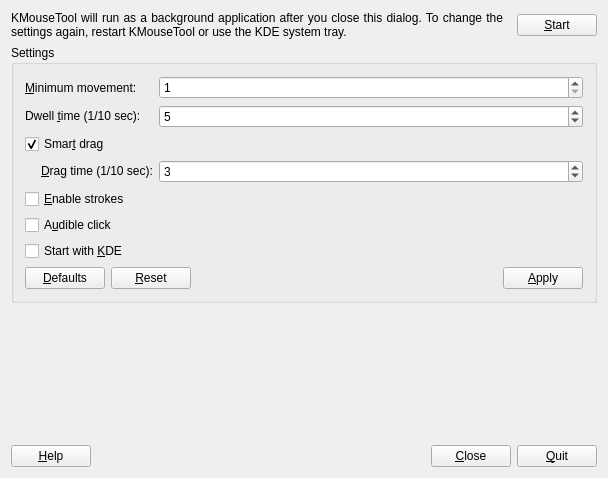
Above: kmousetool/kmousetoolui.ui from KDE/kmousetool before the change. Below: the same form after it.
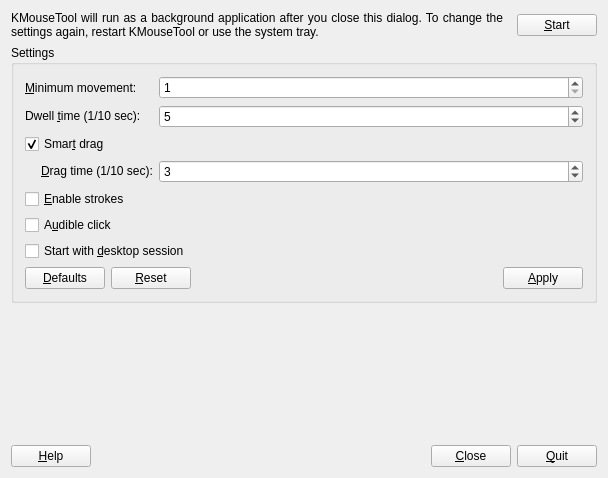
That is the form after the change.

Commit message:
Cleanup references to KDE-as-the-desktop
Moreover the directory used for the autostart symlink is now not
anymore Plasma-specific

```diff
--- a/kmousetool/kmousetoolui.ui
+++ b/kmousetool/kmousetoolui.ui
@@ -219,7 +219,7 @@
       <item row="6" column="0" colspan="2">
        <widget class="QCheckBox" name="cbStart">
         <property name="text">
-         <string>Start with &amp;KDE</string>
+         <string>Start with &amp;desktop session</string>
         </property>
        </widget>
       </item>
@@ -313,7 +313,7 @@
         </sizepolicy>
        </property>
        <property name="text">
-        <string>KMouseTool will run as a background application after you close this dialog. To change the settings again, restart KMouseTool or use the KDE system tray.</string>
+        <string>KMouseTool will run as a background application after you close this dialog. To change the settings again, restart KMouseTool or use the system tray.</string>
        </property>
        <property name="scaledContents">
         <bool>false</bool>
```
The commit also changes 3 other files.
